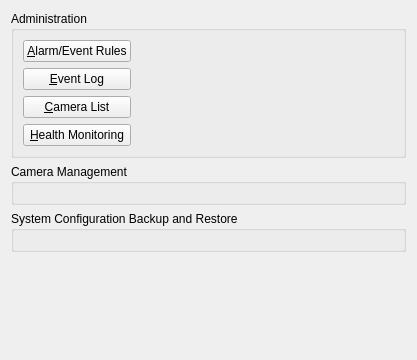
The window that client/src/ui/widgets/settings/general_system_administration_widget.ui (networkoptix/nx_open) describes before a commit, drawn with Qt 5.
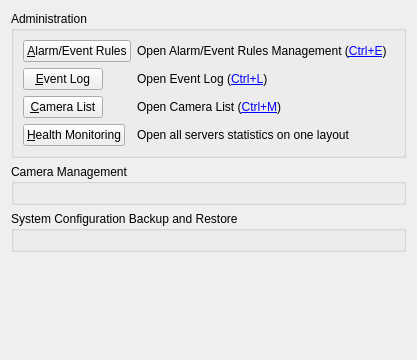
The same window after the commit. Custom widgets are drawn as their Qt base class.

Commit message:
(Issue #3881) :  System menu overloaded
<==== Mercurial data ====>
Branch: master

What changed in the file:
```diff
--- a/client/src/ui/widgets/settings/general_system_administration_widget.ui
+++ b/client/src/ui/widgets/settings/general_system_administration_widget.ui
@@ -16,66 +16,78 @@
      <property name="title">
       <string>Administration</string>
      </property>
-     <layout class="QHBoxLayout" name="horizontalLayout" stretch="0,0">
-      <item>
-       <widget class="QWidget" name="widget" native="true">
-        <layout class="QVBoxLayout" name="verticalLayout_5">
-         <property name="leftMargin">
-          <number>0</number>
-         </property>
-         <property name="topMargin">
-          <number>0</number>
-         </property>
-         <property name="rightMargin">
-          <number>0</number>
-         </property>
-         <property name="bottomMargin">
-          <number>0</number>
-         </property>
-         <item>
+     <layout class="QFormLayout" name="formLayout_2">
+      <item row="0" column="0">
           <widget class="QPushButton" name="businessRulesButton">
            <property name="text">
             <string>&amp;Alarm/Event Rules</string>
            </property>
-          </widget>
-         </item>
-         <item>
+        <property name="shortcut">
+         <string>Ctrl+E</string>
+        </property>
+       </widget>
+      </item>
+      <item row="1" column="0">
           <widget class="QPushButton" name="eventLogButton">
+        <property name="sizePolicy">
+         <sizepolicy hsizetype="Maximum" vsizetype="Fixed">
+          <horstretch>0</horstretch>
+          <verstretch>0</verstretch>
+         </sizepolicy>
+        </property>
            <property name="text">
             <string>&amp;Event Log</string>
            </property>
-          </widget>
-         </item>
-         <item>
+        <property name="shortcut">
+         <string>Ctrl+L</string>
+        </property>
+       </widget>
+      </item>
+      <item row="0" column="1">
+       <widget class="QLabel" name="eventRulesLabel">
+        <property name="text">
+         <string>Open Alarm/Event Rules Management (&lt;a href=&quot;rules&quot;&gt;Ctrl+E&lt;/a&gt;)</string>
+        </property>
+       </widget>
+      </item>
+      <item row="2" column="0">
           <widget class="QPushButton" name="cameraListButton">
            <property name="text">
             <string>&amp;Camera List</string>
            </property>
-          </widget>
-         </item>
-         <item>
+        <property name="shortcut">
+         <string>Ctrl+M</string>
+        </property>
+       </widget>
+      </item>
+      <item row="1" column="1">
+       <widget class="QLabel" name="eventLogLabel">
+        <property name="text">
+         <string>Open Event Log (&lt;a href=&quot;log&quot;&gt;Ctrl+L&lt;/a&gt;)</string>
+        </property>
+       </widget>
+      </item>
+      <item row="2" column="1">
+       <widget class="QLabel" name="cameraListLabel">
+        <property name="text">
+         <string>Open Camera List (&lt;a href=&quot;log&quot;&gt;Ctrl+M&lt;/a&gt;)</string>
+        </property>
+       </widget>
+      </item>
+      <item row="3" column="0">
           <widget class="QPushButton" name="healthMonitorButton">
            <property name="text">
             <string>&amp;Health Monitoring</string>
            </property>
           </widget>
          </item>
-        </layout>
+      <item row="3" column="1">
+       <widget class="QLabel" name="healthMonitoringLabel">
+        <property name="text">
+         <string>Open all servers statistics on one layout</string>
+        </property>
        </widget>
       </item>
-      <item>
-       <spacer name="horizontalSpacer">
-        <property name="orientation">
-         <enum>Qt::Horizontal</enum>
-        </property>
-        <property name="sizeHint" stdset="0">
-         <size>
-          <width>40</width>
-          <height>20</height>
-         </size>
-        </property>
-       </spacer>
-      </item>
      </layout>
     </widget>
    </item>
```
Left out of the diff: 6 changed lines with no effect on the pictures. Lines whose indentation alone changed are shown as unchanged. The commit also changes 8 other files.
